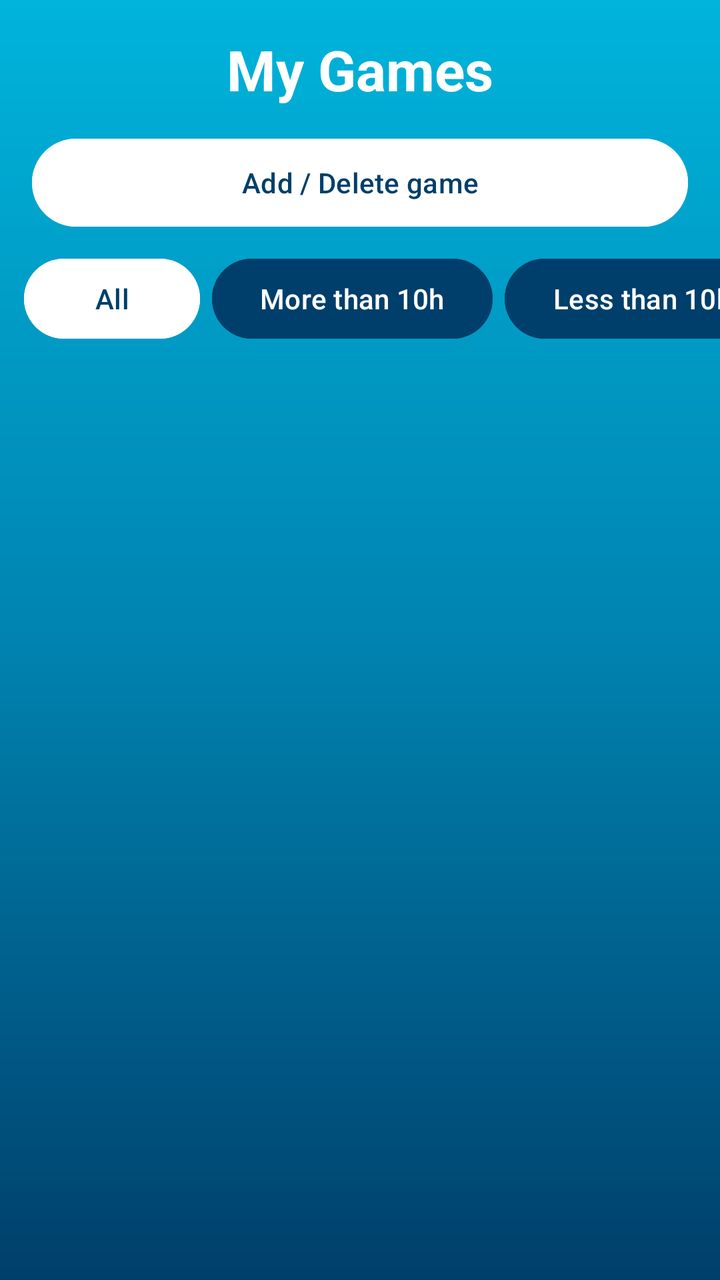
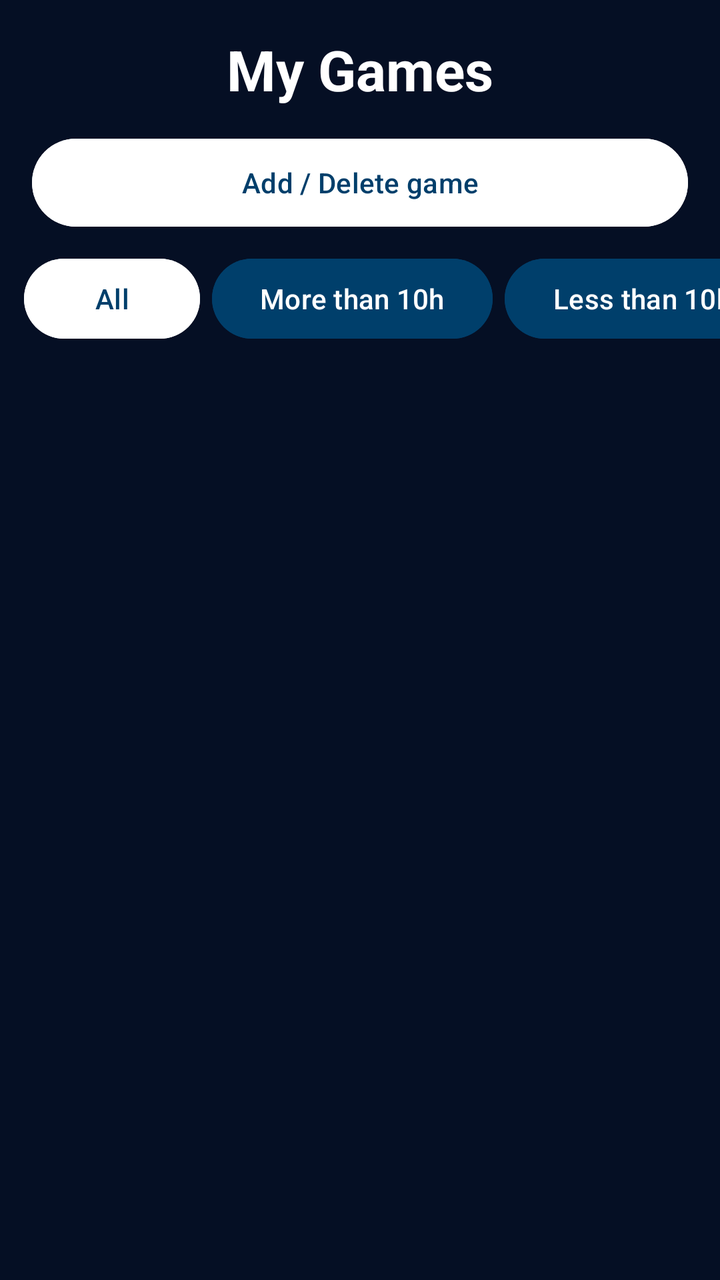

The first picture is an Android layout as it rendered before a commit; the second is the same layout after the commit. The layout source and the unified diff follow.
<!-- AndroidManifest.xml: application theme Theme.MyApplication -->
<!-- res/layout/activity_showcase.xml -->
<?xml version="1.0" encoding="utf-8"?>
<LinearLayout xmlns:android="http://schemas.android.com/apk/res/android"
    xmlns:tools="http://schemas.android.com/tools"
    android:id="@+id/main"
    android:layout_width="match_parent"
    android:layout_height="match_parent"
    android:background="@drawable/bg_ocean"
    android:orientation="vertical"
    tools:context=".ShowcaseActivity">

    <TextView
        android:layout_width="match_parent"
        android:layout_height="wrap_content"
        android:gravity="center"
        android:paddingTop="16dp"
        android:paddingBottom="8dp"
        android:text="My Games"
        android:textColor="@color/white"
        android:textSize="28sp"
        android:textStyle="bold" />

    <Button
        android:id="@+id/btnAddDelete"
        android:layout_width="match_parent"
        android:layout_height="52dp"
        android:layout_marginStart="16dp"
        android:layout_marginTop="4dp"
        android:layout_marginEnd="16dp"
        android:layout_marginBottom="8dp"
        android:backgroundTint="@color/white"
        android:text="Add / Delete game"
        android:textColor="@color/navy" />

    <HorizontalScrollView
        android:layout_width="match_parent"
        android:layout_height="wrap_content"
        android:scrollbars="none">

        <LinearLayout
            android:layout_width="wrap_content"
            android:layout_height="wrap_content"
            android:orientation="horizontal"
            android:paddingStart="12dp"
            android:paddingEnd="12dp">

            <Button
                android:id="@+id/btnAll"
                android:layout_width="wrap_content"
                android:layout_height="wrap_content"
                android:layout_marginEnd="6dp"
                android:backgroundTint="@color/white"
                android:text="All"
                android:textColor="@color/navy" />

            <Button
                android:id="@+id/btnMore"
                android:layout_width="wrap_content"
                android:layout_height="wrap_content"
                android:layout_marginEnd="6dp"
                android:backgroundTint="@color/navy"
                android:text="More than 10h"
                android:textColor="@color/white" />

            <Button
                android:id="@+id/btnLess"
                android:layout_width="wrap_content"
                android:layout_height="wrap_content"
                android:layout_marginEnd="6dp"
                android:backgroundTint="@color/navy"
                android:text="Less than 10h"
                android:textColor="@color/white" />

            <Button
                android:id="@+id/btnP1"
                android:layout_width="wrap_content"
                android:layout_height="wrap_content"
                android:layout_marginEnd="6dp"
                android:backgroundTint="@color/navy"
                android:text="Priority 1"
                android:textColor="@color/white" />

            <Button
                android:id="@+id/btnP2"
                android:layout_width="wrap_content"
                android:layout_height="wrap_content"
                android:layout_marginEnd="6dp"
                android:backgroundTint="@color/navy"
                android:text="Priority 2"
                android:textColor="@color/white" />

            <Button
                android:id="@+id/btnP3"
                android:layout_width="wrap_content"
                android:layout_height="wrap_content"
                android:backgroundTint="@color/navy"
                android:text="Priority 3"
                android:textColor="@color/white" />
        </LinearLayout>
    </HorizontalScrollView>

    <TextView
        android:id="@+id/tvEmpty"
        android:layout_width="match_parent"
        android:layout_height="wrap_content"
        android:gravity="center"
        android:padding="24dp"
        android:text="No games found"
        android:textColor="@color/white"
        android:textSize="16sp"
        android:visibility="gone" />

    <ScrollView
        android:layout_width="match_parent"
        android:layout_height="0dp"
        android:layout_weight="1">

        <LinearLayout
            android:id="@+id/llGames"
            android:layout_width="match_parent"
            android:layout_height="wrap_content"
            android:orientation="vertical"
            android:padding="16dp" />
    </ScrollView>
</LinearLayout>
<!-- resources referenced by this layout -->
<resources>
  <color name="navy">#003F6B</color>
  <color name="white">#FFFFFF</color>
  <!-- drawable bg_ocean (drawable) -->
  <?xml version="1.0" encoding="utf-8"?>
  <shape xmlns:android="http://schemas.android.com/apk/res/android">
      <gradient
          android:angle="270"
          android:startColor="@color/ocean_top"
          android:centerColor="@color/ocean_mid"
          android:endColor="@color/ocean_bottom" />
  </shape>
  <style name="Theme.MyApplication" parent="Theme.Material3.Light.NoActionBar">
          <item name="android:windowBackground">@drawable/bg_ocean</item>
          <item name="android:statusBarColor">@android:color/transparent</item>
          <item name="android:navigationBarColor">@android:color/transparent</item>
      </style>
  <color name="ocean_top">#00B4DB</color>
  <color name="ocean_mid">#0083B0</color>
  <color name="ocean_bottom">#003F6B</color>
</resources>

<!-- the commit's change to res/layout/activity_showcase.xml (unified diff, before → after) -->
@@ -4,7 +4,7 @@
     android:id="@+id/main"
     android:layout_width="match_parent"
     android:layout_height="match_parent"
-    android:background="@drawable/bg_ocean"
+    android:background="#050F24"
     android:orientation="vertical"
     tools:context=".ShowcaseActivity">
 
